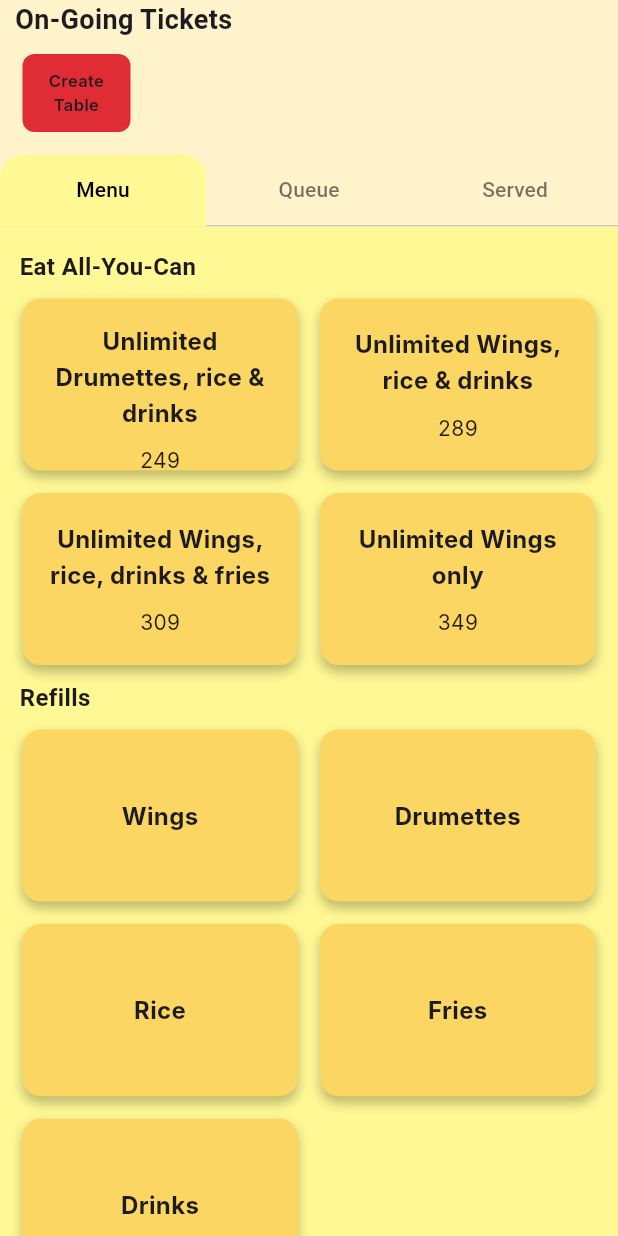
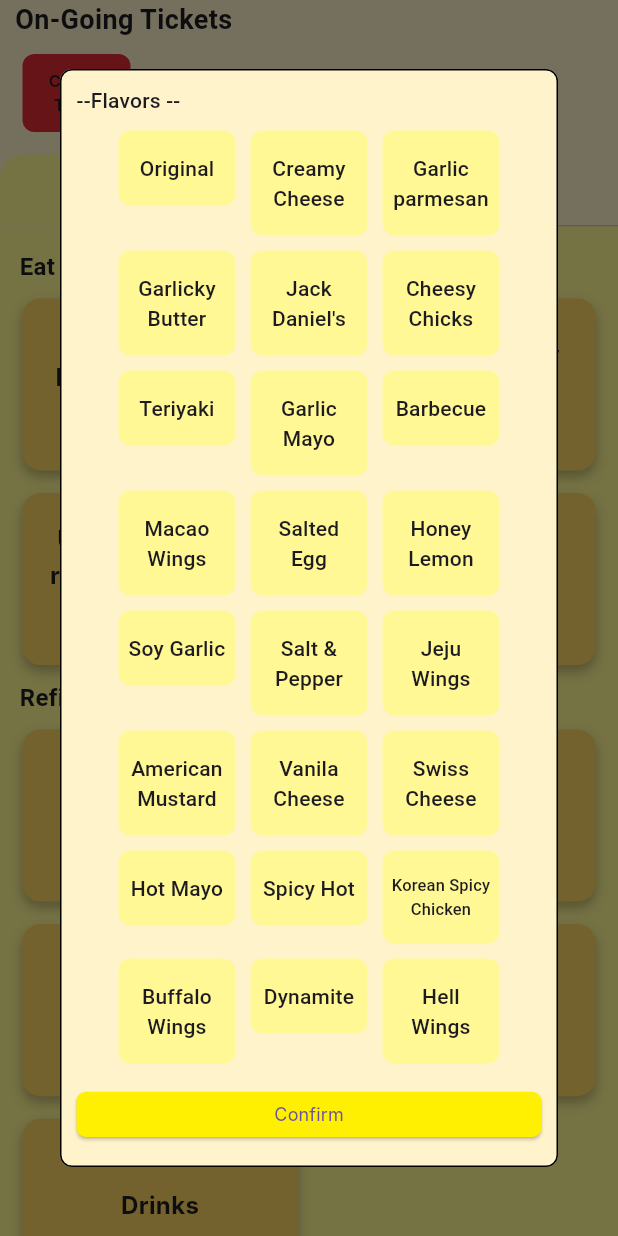
Before and after one commit to JeoSeutin07/chicks_mo_unli, a Flutter app: the MenuTabsWidget screen opened directly, after a tap on "Unlimited Drumettes, rice & drinks", on a phone screen of 412 x 824 dp. Run offline on Flutter 3.47's test engine with Material 3 defaults, Android fonts, the phone set to English and light mode, and no system bars; our stand-ins replace cloud_firestore, firebase_core; accounts and stored records are empty; Roboto replaces fonts that are missing (Inter).

Commit message:
meron ng flavor tab

```diff
--- a/lib/order_kitchen/widgets/menu_tabs_widget.dart
+++ b/lib/order_kitchen/widgets/menu_tabs_widget.dart
@@ -37,10 +37,20 @@ class _MenuTabsWidgetState extends State<MenuTabsWidget> {
     tabViews = [
       MenuTabContent(
         onItemSelected: (item) {
-          // Handle item selection
-          setState(() {
-            orders.last.items.add(item);
-          });
+          // Show flavor selection popup
+          showDialog(
+            context: context,
+            builder: (context) => FlavorSelectionScreen(
+              onConfirm: (selectedFlavors) {
+                // Handle flavor selection
+                setState(() {
+                  orders.last.items
+                      .add(item.copyWith(flavors: selectedFlavors));
+                });
+                Navigator.pop(context);
+              },
+            ),
+          );
         },
       ),
       const Center(child: Text('Queue Content')),
@@ -72,7 +82,7 @@ class _MenuTabsWidgetState extends State<MenuTabsWidget> {
                       unselectedLabelColor: Colors.black54,
                       indicator: BoxDecoration(
                         color: const Color(0xFFFFF894), // Highlighted tab color
-                        borderRadius: BorderRadius.only(
+                        borderRadius: const BorderRadius.only(
                           topLeft: Radius.circular(16),
                           topRight: Radius.circular(16),
                         ), // Rounded tabs only at the top
@@ -298,6 +308,149 @@ class MenuItemWidget extends StatelessWidget {
 class MenuItem {
   final String title;
   final String price;
+  final List<String> flavors;
 
-  MenuItem({required this.title, required this.price});
+  MenuItem({required this.title, required this.price, this.flavors = const []});
+
+  MenuItem copyWith({List<String>? flavors}) {
+    return MenuItem(
+      title: title,
+      price: price,
+      flavors: flavors ?? this.flavors,
+    );
+  }
 }
+
+class FlavorSelectionScreen extends StatelessWidget {
+  final Function(List<String>) onConfirm;
+
+  const FlavorSelectionScreen({super.key, required this.onConfirm});
+
+  @override
+  Widget build(BuildContext context) {
+    return Dialog(
+      shape: RoundedRectangleBorder(
+        borderRadius: BorderRadius.circular(8),
+      ),
+      child: Container(
+        decoration: BoxDecoration(
+          color: const Color(0xFFFFF3CB),
+          borderRadius: BorderRadius.circular(8),
+          border: Border.all(color: Colors.black),
+        ),
+        padding: const EdgeInsets.all(10),
+        child: Column(
+          crossAxisAlignment: CrossAxisAlignment.start,
+          mainAxisSize: MainAxisSize.min,
+          children: [
+            const Text(
+              '--Flavors --',
+              style: TextStyle(
+                fontSize: 14,
+                fontWeight: FontWeight.w500,
+                fontFamily: 'Roboto',
+                letterSpacing: 0.14,
+              ),
+            ),
+            const SizedBox(height: 10),
+            Center(
+              child: Wrap(
+                spacing: 10,
+                runSpacing: 10,
+                alignment: WrapAlignment.center,
+                children: const [
+                  FlavorButton(label: 'Original'),
+                  FlavorButton(label: 'Creamy Cheese'),
+                  FlavorButton(label: 'Garlic parmesan'),
+                  FlavorButton(label: 'Garlicky Butter'),
+                  FlavorButton(label: "Jack Daniel's"),
+                  FlavorButton(label: 'Cheesy Chicks'),
+                  FlavorButton(label: 'Teriyaki'),
+                  FlavorButton(label: 'Garlic Mayo'),
+                  FlavorButton(label: 'Barbecue'),
+                  FlavorButton(label: 'Macao Wings'),
+                  FlavorButton(label: 'Salted Egg'),
+                  FlavorButton(label: 'Honey Lemon'),
+                  FlavorButton(label: 'Soy Garlic'),
+                  FlavorButton(label: 'Salt & Pepper'),
+                  FlavorButton(label: 'Jeju Wings'),
+                  FlavorButton(label: 'American Mustard'),
+                  FlavorButton(label: 'Vanila Cheese'),
+                  FlavorButton(label: 'Swiss Cheese'),
+                  FlavorButton(label: 'Hot Mayo'),
+                  FlavorButton(label: 'Spicy Hot'),
+                  FlavorButton(
+                      label: 'Korean Spicy Chicken', isSmallText: true),
+                  FlavorButton(label: 'Buffalo Wings'),
+                  FlavorButton(label: 'Dynamite'),
+                  FlavorButton(label: 'Hell Wings'),
+                ],
+              ),
+            ),
+            const SizedBox(height: 10),
+            ElevatedButton(
+              onPressed: () {
+                // Collect selected flavors and pass them to the onConfirm callback
+                List<String> selectedFlavors = [
+                  'Original', // Example selected flavors
+                  'Garlic parmesan'
+                ];
+                onConfirm(selectedFlavors);
+              },
+              style: ElevatedButton.styleFrom(
+                backgroundColor: const Color(0xFFFFEF00),
+                shape: RoundedRectangleBorder(
+                  borderRadius: BorderRadius.circular(6),
+                ),
+                minimumSize: const Size(double.infinity, 30),
+              ),
+              child: const Text(
+                'Confirm',
+                style: TextStyle(
+                  fontSize: 12,
+                  fontWeight: FontWeight.w400,
+                  fontFamily: 'Inter',
+                ),
+              ),
+            ),
+          ],
+        ),
+      ),
+    );
+  }
+}
+
+class FlavorButton extends StatelessWidget {
+  final String label;
+  final bool isSmallText;
+
+  const FlavorButton({
+    super.key,
+    required this.label,
+    this.isSmallText = false,
+  });
+
+  @override
+  Widget build(BuildContext context) {
+    return Container(
+      width: 78,
+      padding: const EdgeInsets.symmetric(horizontal: 5, vertical: 15),
+      decoration: BoxDecoration(
+        color: const Color(0xFFFFF894),
+        borderRadius: BorderRadius.circular(8),
+      ),
+      child: Center(
+        child: Text(
+          label,
+          style: TextStyle(
+            fontSize: isSmallText ? 11 : 14,
+            fontWeight: FontWeight.w500,
+            fontFamily: 'Roboto',
+            letterSpacing: isSmallText ? 0.11 : 0.14,
+          ),
+          textAlign: TextAlign.center,
+        ),
+      ),
+    );
+  }
+}
```
